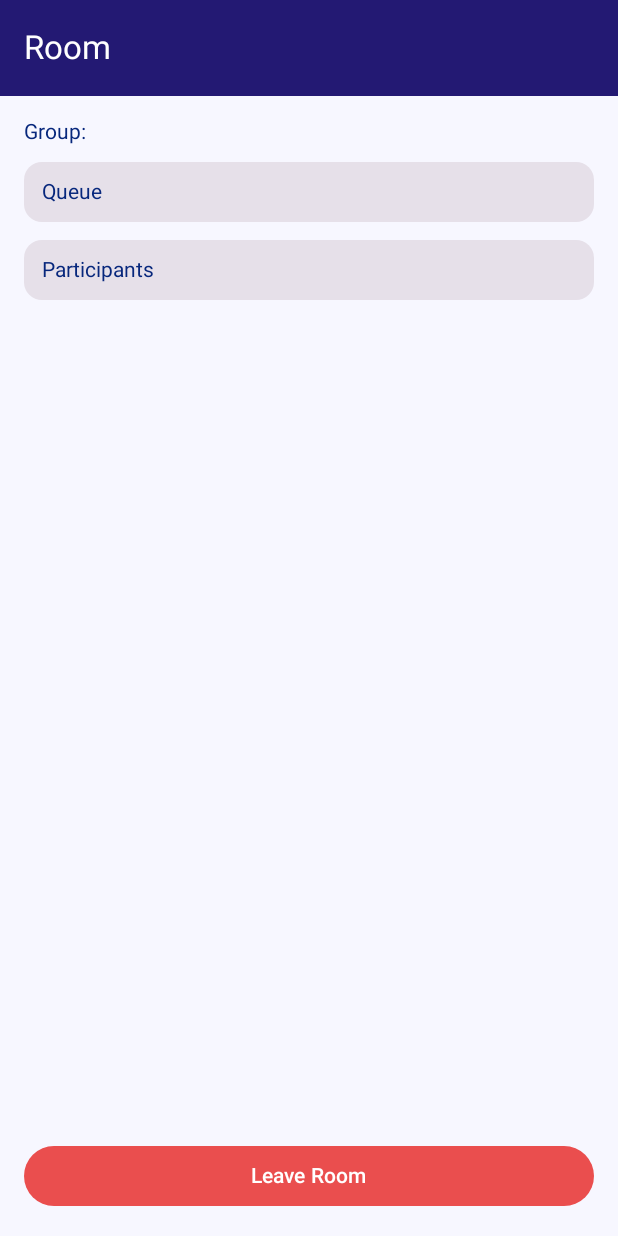
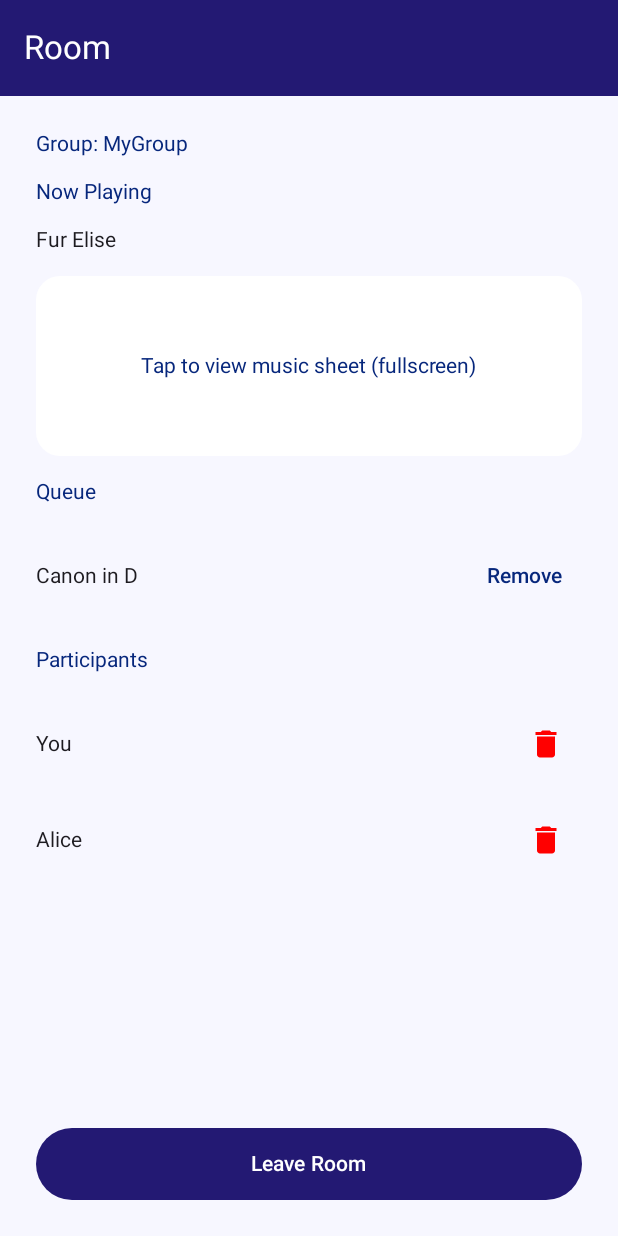
Before and after one commit to hopekcc/summer-intern-2025, an Android app built with Jetpack Compose: the composable JoinedSyncScreen called with empty values, on a phone screen of 412 x 824 dp. Run offline under Robolectric (Android 15) with nearby library versions, the phone set to English and light mode, and no system bars.

Commit message:
Mobile: updated sync screens

```diff
--- a/mobile/sample/app/src/main/java/com/example/test1/screens/JoinedSyncScreen.kt
+++ b/mobile/sample/app/src/main/java/com/example/test1/screens/JoinedSyncScreen.kt
@@ -4,6 +4,7 @@ import androidx.compose.foundation.clickable
 import androidx.compose.foundation.layout.*
 import androidx.compose.foundation.lazy.LazyColumn
 import androidx.compose.foundation.lazy.items
+import androidx.compose.foundation.shape.RoundedCornerShape
 import androidx.compose.material.icons.Icons
 import androidx.compose.material.icons.filled.Delete
 import androidx.compose.material3.*
@@ -12,133 +13,91 @@ import androidx.compose.ui.Alignment
 import androidx.compose.ui.Modifier
 import androidx.compose.ui.graphics.Color
 import androidx.compose.ui.unit.dp
-import androidx.lifecycle.viewmodel.compose.viewModel
 import androidx.navigation.NavHostController
-import com.example.chordproapp.viewmodel.RoomViewModel
-import com.example.chordproapp.model.Song
 
 @OptIn(ExperimentalMaterial3Api::class)
 @Composable
-fun JoinedSyncScreen(
-    navController: NavHostController,
-    roomCode: String,
-    groupName: String,
-    currentUserName: String,
-    isHost: Boolean,
-    onRemoveParticipant: (String) -> Unit,
-    onLeaveRoom: () -> Unit,
-    vm: RoomViewModel = viewModel()
-) {
-    val state by vm.uiState.collectAsState()
-
-    // Theme Colors
-    val backgroundColor = Color(0xFFF7F7FF)
-    val primaryTextColor = Color(0xFF07277C)
-    val navBarColor = Color(0xFF231973)
-    val leaveButtonColor = Color(0xFFEA4E4E)
+fun JoinedSyncScreen(navController: NavHostController, roomCode: String) {
+    val nowPlaying = remember { mutableStateOf("Fur Elise") }
+    val participants = remember { mutableStateListOf("You", "Alice") }
+    val queue = remember { mutableStateListOf("Canon in D") }
 
     Scaffold(
-        containerColor = backgroundColor,
         topBar = {
             TopAppBar(
                 title = { Text("Room $roomCode", color = Color.White) },
-                colors = TopAppBarDefaults.topAppBarColors(containerColor = navBarColor)
+                colors = TopAppBarDefaults.topAppBarColors(containerColor = Color(0xFF231973))
             )
-        }
-    ) { innerPadding ->
+        },
+        containerColor = Color(0xFFF7F7FF)
+    ) { inner ->
         Column(
             Modifier
                 .fillMaxSize()
-                .padding(innerPadding)
-                .padding(16.dp),
-            verticalArrangement = Arrangement.spacedBy(12.dp)
+                .padding(inner)
+                .padding(24.dp),
+            verticalArrangement = Arrangement.spacedBy(16.dp)
         ) {
-            // Group Info
-            Text("Group: $groupName", color = primaryTextColor)
+            Text("Group: MyGroup", color = Color(0xFF07277C))
+            Text("Now Playing", color = Color(0xFF07277C))
+            Text(nowPlaying.value)
 
-            // Queue Section
-            Card(Modifier.fillMaxWidth()) {
-                Column(Modifier.padding(12.dp)) {
-                    Text("Queue", color = primaryTextColor)
+            Card(
+                Modifier
+                    .fillMaxWidth()
+                    .height(120.dp)
+                    .clickable { /* toggle fullscreen */ },
+                colors = CardDefaults.cardColors(containerColor = Color.White),
+                shape = RoundedCornerShape(16.dp)
+            ) {
+                Box(contentAlignment = Alignment.Center, modifier = Modifier.fillMaxSize()) {
+                    Text("Tap to view music sheet (fullscreen)", color = Color(0xFF07277C))
+                }
+            }
+
+            Text("Queue", color = Color(0xFF07277C))
             LazyColumn {
-                        items(state.songQueue) { song: Song ->
+                items(queue) { song ->
                     Row(
                         Modifier
                             .fillMaxWidth()
-                                    .padding(6.dp)
-                                    .clickable {
-                                        // Navigate to PDF Viewer with song ID and total page count
-                                        navController.navigate("viewer/${song.id}/${song.pageCount}")
-                                    },
+                            .padding(vertical = 8.dp),
+                        horizontalArrangement = Arrangement.SpaceBetween,
                         verticalAlignment = Alignment.CenterVertically
                     ) {
-                                Text(song.title, modifier = Modifier.weight(1f), color = primaryTextColor)
-                                if (isHost) {
-                                    IconButton(onClick = {
-                                        vm.removeSongFromQueue(roomCode, song.id)
-                                    }) {
-                                        Icon(
-                                            Icons.Default.Delete,
-                                            contentDescription = "Remove song",
-                                            tint = Color.Red
-                                        )
-                                    }
-                                }
-                            }
-                        }
-                    }
-                    if (isHost) {
-                        Button(
-                            onClick = { /* Navigate to song selection screen */ },
-                            modifier = Modifier.fillMaxWidth()
-                        ) {
-                            Text("Add Song / Playlist")
+                        Text(song)
+                        TextButton(onClick = { queue.remove(song) }) {
+                            Text("Remove", color = Color(0xFF07277C))
                         }
                     }
                 }
             }
 
-            // Participants Section
-            Card(Modifier.fillMaxWidth()) {
-                Column(Modifier.padding(12.dp)) {
-                    Text("Participants", color = primaryTextColor)
+            Text("Participants", color = Color(0xFF07277C))
             LazyColumn {
-                        items(state.participants) { participant ->
+                items(participants) { p ->
                     Row(
                         Modifier
                             .fillMaxWidth()
-                                    .padding(6.dp),
+                            .padding(vertical = 8.dp),
+                        horizontalArrangement = Arrangement.SpaceBetween,
                         verticalAlignment = Alignment.CenterVertically
                     ) {
-                                Text(participant, modifier = Modifier.weight(1f), color = primaryTextColor)
-                                if (isHost && participant != currentUserName) {
-                                    IconButton(onClick = {
-                                        vm.removeParticipant(roomCode, participant)
-                                        onRemoveParticipant(participant)
-                                    }) {
-                                        Icon(
-                                            Icons.Default.Delete,
-                                            contentDescription = "Remove participant",
-                                            tint = Color.Red
-                                        )
-                                    }
-                                }
-                            }
+                        Text(p)
+                        IconButton(onClick = { participants.remove(p) }) {
+                            Icon(Icons.Default.Delete, contentDescription = null, tint = Color.Red)
                         }
                     }
                 }
             }
 
             Spacer(Modifier.weight(1f))
-
-            // Leave Room Button
             Button(
-                onClick = {
-                    vm.leaveRoom()
-                    onLeaveRoom()
-                },
-                colors = ButtonDefaults.buttonColors(containerColor = leaveButtonColor),
-                modifier = Modifier.fillMaxWidth()
+                onClick = { navController.popBackStack() },
+                modifier = Modifier
+                    .fillMaxWidth()
+                    .height(48.dp),
+                colors = ButtonDefaults.buttonColors(containerColor = Color(0xFF231973))
             ) {
                 Text("Leave Room", color = Color.White)
             }
```
Also changed, not shown: mobile/sample/app/src/main/java/com/example/test1/screens/SyncScreen.kt (+83 -51 lines). Lines whose indentation alone changed are shown as unchanged.
